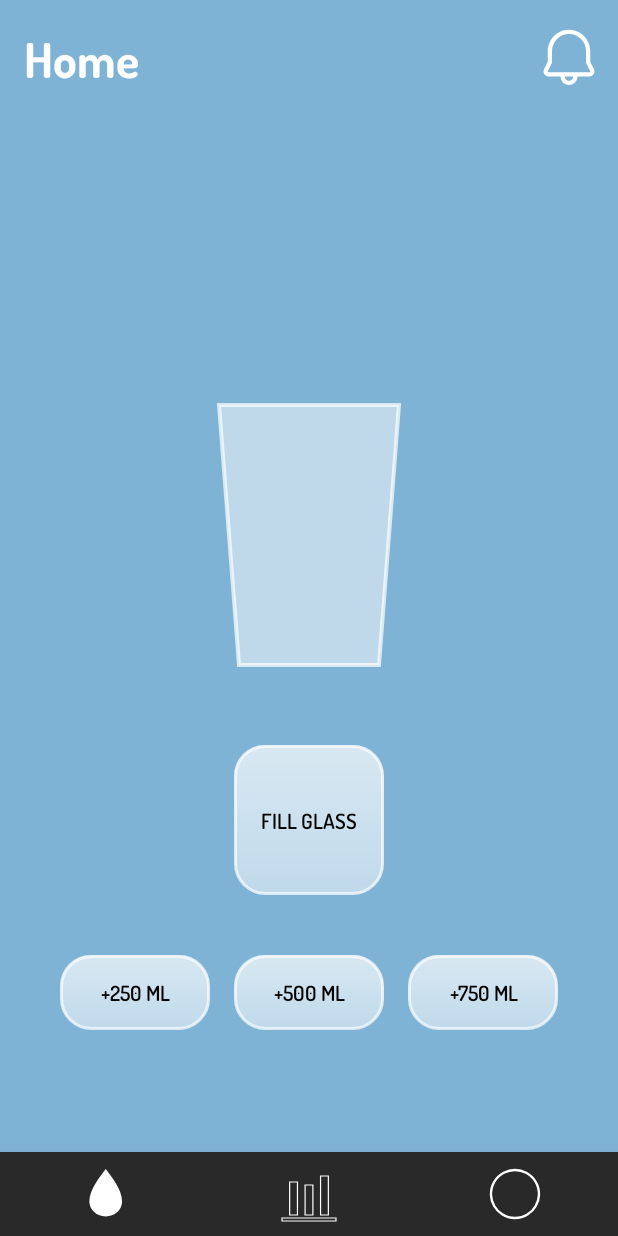
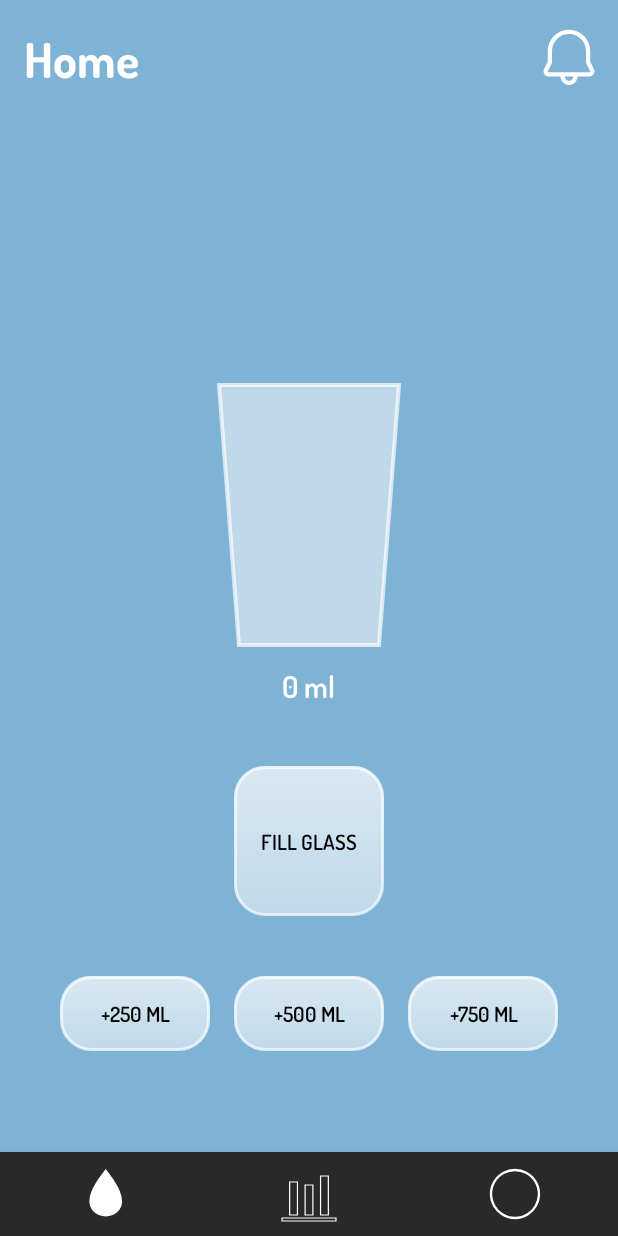
Before and after one commit to GitterHubber21/HydroHabit, an Android app built with Jetpack Compose: the screen it shows after launch (MainActivity), on a phone screen of 412 x 824 dp. Run offline under Robolectric (Android 15) with nearby library versions, the phone set to English and light mode, and no system bars.

Commit message:
Added filling of the glass

```diff
--- a/app/src/main/java/com/example/hydrohabit/MainActivity.kt
+++ b/app/src/main/java/com/example/hydrohabit/MainActivity.kt
@@ -26,6 +26,7 @@ class MainActivity : Activity() {
     private lateinit var add250Button: Button
     private lateinit var add500Button: Button
     private lateinit var add750Button: Button
+    private lateinit var waterVolumeText: TextView
 
     private val FILL_AMOUNT = 1000
     private val AMOUNT_250 = 250
@@ -44,7 +45,13 @@ class MainActivity : Activity() {
         bottomNavigationView.selectedItemId = R.id.nav_home
         bottomNavigationView.itemIconTintList = null
         val bellIcon: ImageView = findViewById(R.id.bellIcon)
-
+        rainView = findViewById(R.id.rainView)
+        waterVolumeText = findViewById(R.id.waterVolume)
+        rainView.onVolumeChanged = { volume ->
+            runOnUiThread {
+                waterVolumeText.text = String.format("%.1f ml", volume)
+            }
+        }
         bellIcon.setOnClickListener {
             if (isBellSelected) {
                 bellIcon.setImageResource(R.drawable.ic_bell_unselected)
--- a/app/src/main/java/com/example/hydrohabit/RainView.kt
+++ b/app/src/main/java/com/example/hydrohabit/RainView.kt
@@ -10,6 +10,7 @@ import android.util.Log
 import android.view.View
 import androidx.annotation.RequiresApi
 import java.util.Random
+import androidx.core.graphics.toColorInt
 
 class RainView @JvmOverloads constructor(
     context: Context,
@@ -21,24 +22,27 @@ class RainView @JvmOverloads constructor(
     private val raindrops = mutableListOf<Raindrop>()
 
     private val regularPaint = Paint().apply {
-        color = Color.parseColor("#3b86d6")
+        color = "#3b86d6".toColorInt()
         isAntiAlias = true
         style = Paint.Style.FILL
     }
 
     private val blurPaint = Paint().apply {
-        color = Color.parseColor("#3b86d6")
+        color = "#3b86d6".toColorInt()
         isAntiAlias = true
         style = Paint.Style.FILL
         maskFilter = BlurMaskFilter(15f, BlurMaskFilter.Blur.NORMAL)
     }
 
     private val uiElements = mutableListOf<RectF>()
+    var onVolumeChanged: ((Float) -> Unit)? = null
     private var glassContainerView: View? = null
     private var glassContainerRect: RectF? = null
-
+    private var waterLevel: Float = 0f
     private var isRaining = false
-
+    private val glassVolumeMl = 1000f
+    private var currentVolumeMl = 0f
+    private var waterLevelRatio = 0f
     private val handler = Handler(Looper.getMainLooper())
     private val animator = object : Runnable {
         @RequiresApi(Build.VERSION_CODES.VANILLA_ICE_CREAM)
@@ -133,6 +137,11 @@ class RainView @JvmOverloads constructor(
 
             if (hitsGlass) {
                 Log.d("RainView", "Raindrop touched the bottom of the glass at (${raindrop.x}, ${raindrop.y})")
+                val dropVolume = if (raindrop.size < 30f) 0.5f else 1.0f
+                currentVolumeMl += dropVolume
+                if (currentVolumeMl > glassVolumeMl) currentVolumeMl = glassVolumeMl
+                waterLevelRatio = currentVolumeMl / glassVolumeMl
+                onVolumeChanged?.invoke(currentVolumeMl)
                 iterator.remove()
             } else if (raindrop.y > height) {
                 Log.d("RainView", "Raindrop fell off screen at (${raindrop.x}, ${raindrop.y})")
@@ -150,6 +159,18 @@ class RainView @JvmOverloads constructor(
 
             canvas.drawCircle(raindrop.x, raindrop.y - raindrop.size/2, raindrop.size/2, paint)
         }
+        glassContainerRect?.let { glass ->
+            val waterTop = glass.bottom - (glass.height() * waterLevelRatio)
+            val waterRect = RectF(glass.left, waterTop, glass.right, glass.bottom)
+
+            val waterPaint = Paint().apply {
+                color = "#3b86d6".toColorInt() // Light blue
+                isAntiAlias = true
+            }
+
+            canvas.drawRect(waterRect, waterPaint)
+        }
+
     }
 
     private fun isOverlappingUIElement(raindrop: Raindrop): Boolean {
--- a/app/src/main/res/layout/activity_main.xml
+++ b/app/src/main/res/layout/activity_main.xml
@@ -46,6 +46,13 @@
             android:layout_height="200dp"
             android:layout_marginTop="120dp"
             android:background="@drawable/ic_cup" />
+        <TextView
+            android:id="@+id/waterVolume"
+            android:layout_width="wrap_content"
+            android:layout_height="wrap_content"
+            android:text="@string/volume"
+            android:textSize="20sp"
+            android:textColor="@android:color/white" />
 
         <Button
             android:id="@+id/fillButton"
--- a/app/src/main/res/values/strings.xml
+++ b/app/src/main/res/values/strings.xml
@@ -4,5 +4,6 @@
     <string name="insights">Insights</string>
     <string name="challenges">Challenges</string>
     <string name="home">Home</string>
+    <string name="volume">0 ml</string>
 
 </resources>
```
